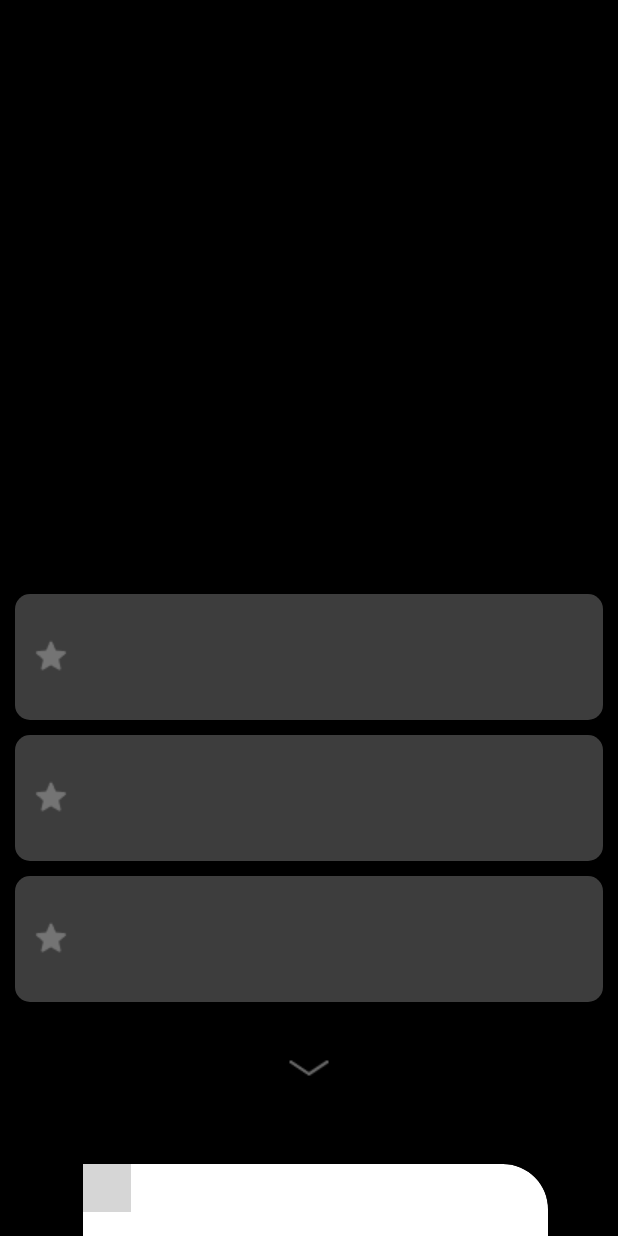
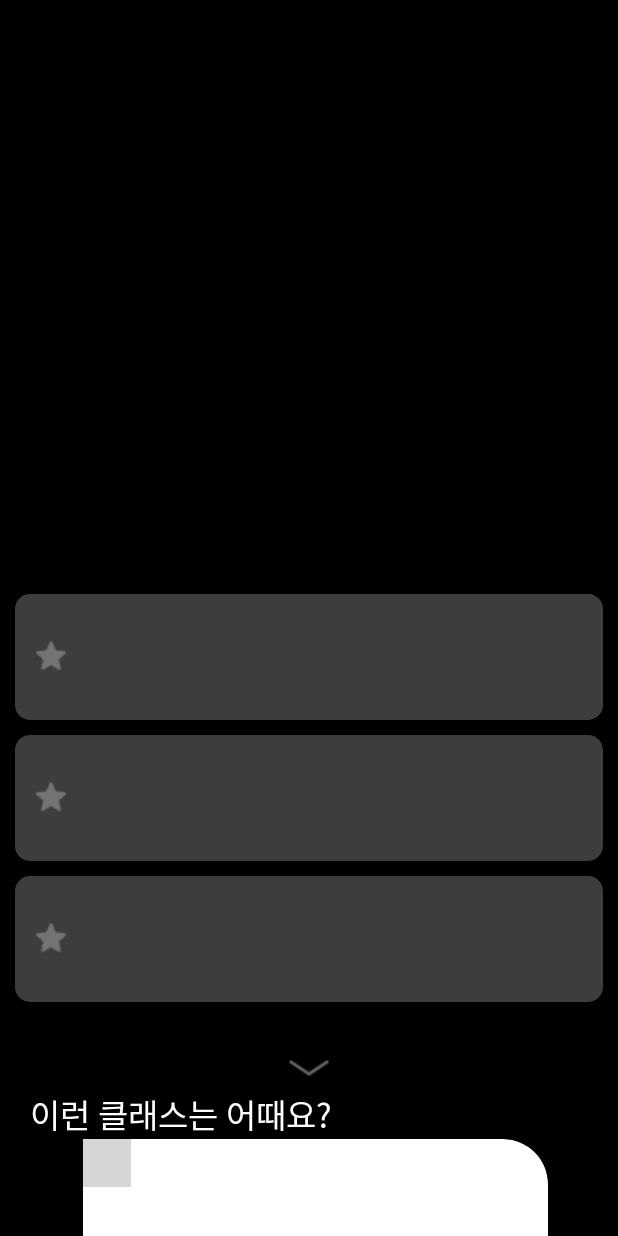
Before and after one commit to cloudgae/moovit, an Android app: the TypeTest_9 screen opened directly, with no data from a screen before it, on a phone screen of 412 x 824 dp. Run offline under Robolectric (Android 15) with nearby library versions, the phone set to English and light mode, and no system bars; our stand-ins replace Firebase (no records; nobody signed in at launch, a user with empty details on screens opened directly); plain views replace PlayerView; 3 statements that could not run were skipped; grey boxes are pictures that could not be loaded.

Commit message:
영상 소개 부분 제목 추가+맨 아래 스크롤힌트 추가

```diff
--- a/app/src/main/res/layout/activity_type_test9.xml
+++ b/app/src/main/res/layout/activity_type_test9.xml
@@ -125,6 +125,14 @@
                     android:src="@drawable/arrow"
                     android:layout_gravity="center"
                     android:layout_marginTop="30dp"/>
+                <TextView
+                    android:layout_width="wrap_content"
+                    android:layout_height="wrap_content"
+                    android:text="이런 클래스는 어때요?"
+                    android:textSize="22dp"
+                    android:fontFamily="@font/notosanskr_medium"
+                    android:textColor="#FEFEFE"
+                    android:layout_marginLeft="20dp"/>
 
                 <HorizontalScrollView
                     android:layout_width="match_parent"
@@ -134,7 +142,8 @@
                         android:layout_width="match_parent"
                         android:layout_height="wrap_content"
                         android:orientation="horizontal"
-                        android:layout_marginVertical="50dp">
+                        android:layout_marginTop="0dp"
+                        android:layout_marginBottom="0dp">
 
                         <!--                        추후 gif 또는 동영상 삽입 & 뷰페이저로 바꾸는것도 고려-->
                         <com.google.android.material.card.MaterialCardView
@@ -181,6 +190,13 @@
 
                 </HorizontalScrollView>
 
+                <ImageView
+                    android:layout_width="wrap_content"
+                    android:layout_height="wrap_content"
+                    android:src="@drawable/arrowtop"
+                    android:layout_gravity="center"
+                    android:layout_marginTop="30dp"/>
+
                 <Button
                     android:id="@+id/btnT1_next"
                     android:layout_width="match_parent"
```
Also changed, not shown: app/src/main/res/drawable-v24/arrowtop.png (added).
